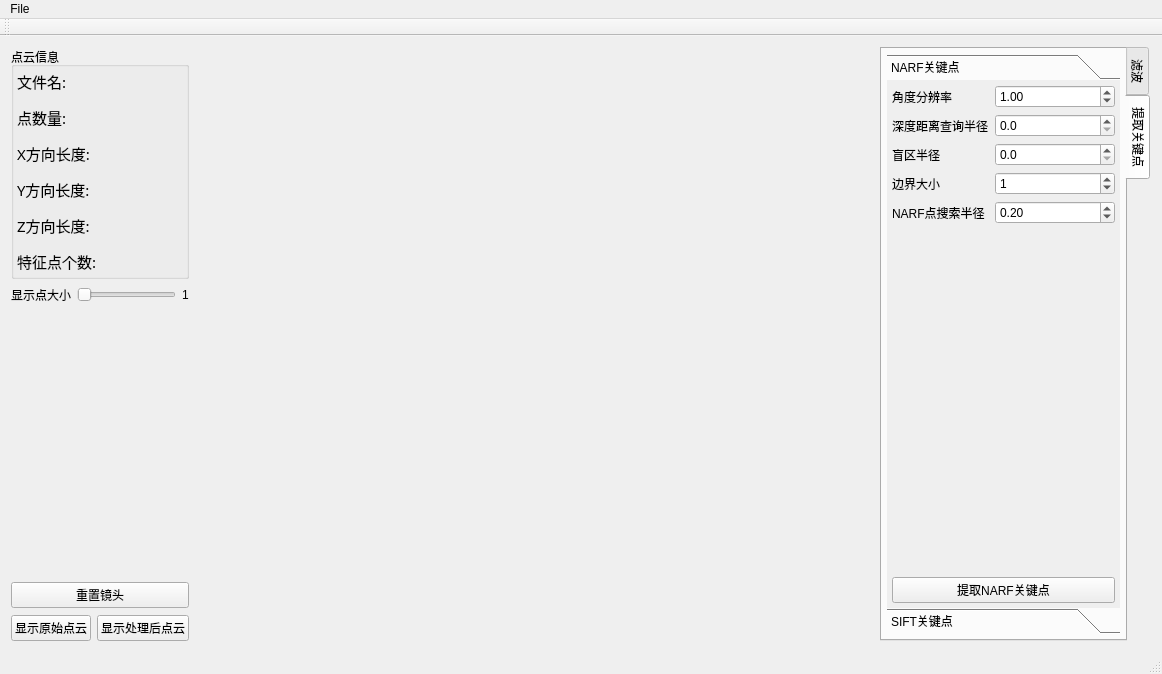
Before: the Qt Designer form PCLTool/PCLTool.ui in YanZY97/PCLTool, drawn with Qt 5.
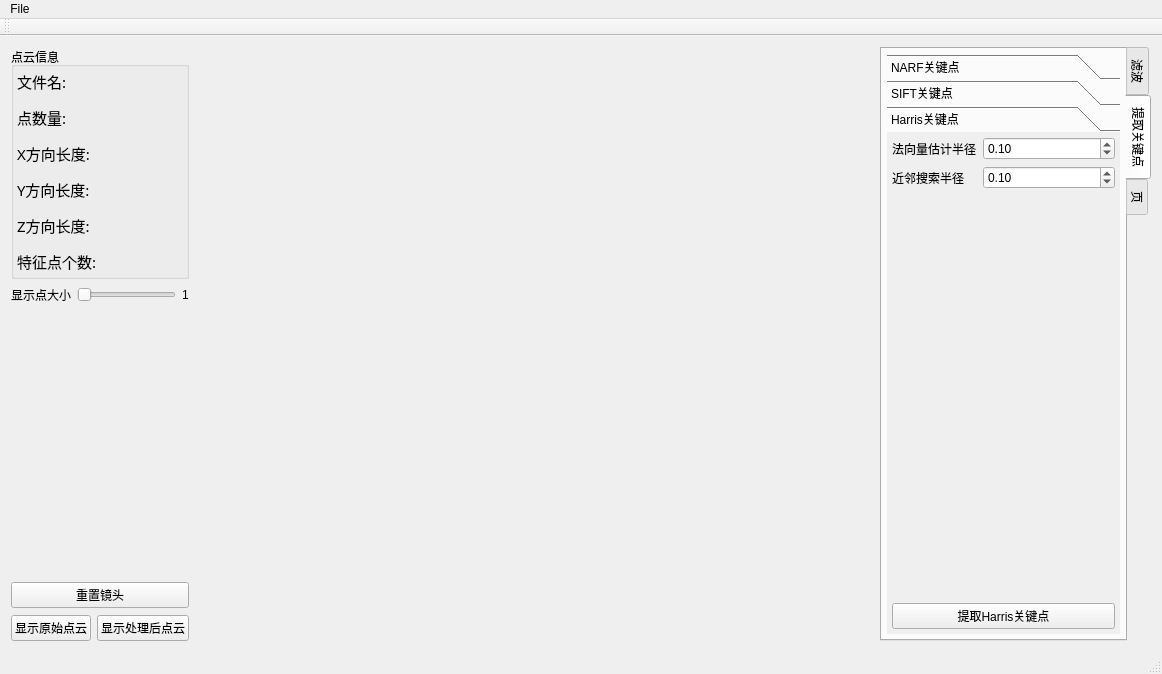
After: the same form once the commit is applied. The open tabs and pages were chosen to show the change. Custom widgets are drawn as their Qt base class.

Commit message: #增加sift关键点和harris关键点

What changed in the file:
```diff
--- a/PCLTool/PCLTool.ui
+++ b/PCLTool/PCLTool.ui
@@ -410,7 +410,7 @@
            <enum>QFrame::Sunken</enum>
           </property>
           <property name="currentIndex">
-           <number>0</number>
+           <number>2</number>
           </property>
           <property name="tabSpacing">
            <number>0</number>
@@ -668,10 +668,79 @@
             </item>
            </layout>
           </widget>
+          <widget class="QWidget" name="pageHarrisPoints">
+           <attribute name="label">
+            <string>Harris关键点</string>
+           </attribute>
+           <layout class="QVBoxLayout" name="verticalLayout_6">
+            <property name="leftMargin">
+             <number>5</number>
+            </property>
+            <property name="topMargin">
+             <number>5</number>
+            </property>
+            <property name="rightMargin">
+             <number>5</number>
+            </property>
+            <property name="bottomMargin">
+             <number>5</number>
+            </property>
+            <item>
+             <layout class="QFormLayout" name="formLayout_5">
+              <item row="0" column="0">
+               <widget class="QLabel" name="label_19">
+                <property name="text">
+                 <string>法向量估计半径</string>
+                </property>
+               </widget>
+              </item>
+              <item row="1" column="0">
+               <widget class="QLabel" name="label_20">
+                <property name="text">
+                 <string>近邻搜索半径</string>
+                </property>
+               </widget>
+              </item>
+              <item row="0" column="1">
+               <widget class="QDoubleSpinBox" name="sboxRadius">
+                <property name="singleStep">
+                 <double>0.010000000000000</double>
+                </property>
+                <property name="value">
+                 <double>0.100000000000000</double>
+                </property>
+               </widget>
+              </item>
+              <item row="1" column="1">
+               <widget class="QDoubleSpinBox" name="sboxRadiusSearch">
+                <property name="singleStep">
+                 <double>0.010000000000000</double>
+                </property>
+                <property name="value">
+                 <double>0.100000000000000</double>
+                </property>
+               </widget>
+              </item>
+             </layout>
+            </item>
+            <item>
+             <widget class="QPushButton" name="btnHarris">
+              <property name="text">
+               <string>提取Harris关键点</string>
+              </property>
+             </widget>
+            </item>
+           </layout>
+          </widget>
          </widget>
         </item>
        </layout>
       </widget>
+      <widget class="QWidget" name="tab">
+       <attribute name="title">
+        <string>页</string>
+       </attribute>
+      </widget>
      </widget>
     </item>
    </layout>
```
Left out of the diff: 6 changed lines with no effect on the pictures. The commit also changes 3 other files.
